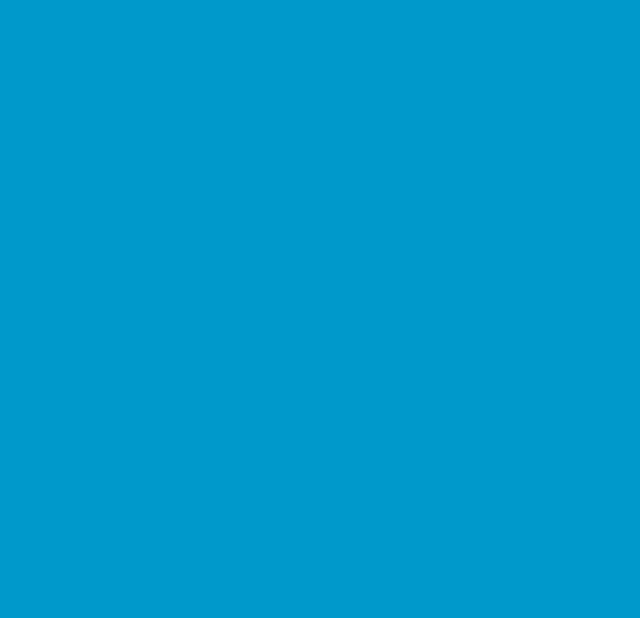
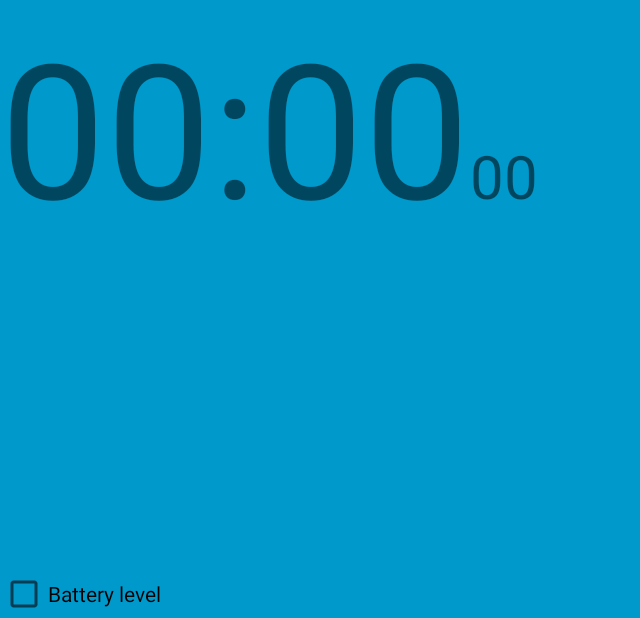
Before and after one commit to rodrigofmp/android-tutorial-relogio, an Android app: the screen it shows after launch (MainActivity), on a phone screen of 824 x 412 dp (held sideways). Before the commit the part shown is empty. Shown: the whole screen, without its empty margins (0-640 px from the left). Run offline under Robolectric (Android 15) with nearby library versions, the phone set to English and light mode, and no system bars.

Commit message:
View Holder

```diff
--- a/app/src/main/java/com/devmasterteam/relogiodecabeceira/MainActivity.java
+++ b/app/src/main/java/com/devmasterteam/relogiodecabeceira/MainActivity.java
@@ -2,13 +2,27 @@ package com.devmasterteam.relogiodecabeceira;
 
 import android.support.v7.app.AppCompatActivity;
 import android.os.Bundle;
+import android.widget.CheckBox;
+import android.widget.TextView;
 
 public class MainActivity extends AppCompatActivity {
+
+    private ViewHolder mViewHolder = new ViewHolder();
 
     @Override
     protected void onCreate(Bundle savedInstanceState) {
         super.onCreate(savedInstanceState);
 
         setContentView(R.layout.activity_main);
+
+        this.mViewHolder.mTextHourMinute = this.findViewById(R.id.text_hour_minute);
+        this.mViewHolder.mTextSeconds = this.findViewById(R.id.text_seconds);
+        this.mViewHolder.mCheckBattery = this.findViewById(R.id.check_battery);
+    }
+
+    private static class ViewHolder {
+        TextView mTextHourMinute;
+        TextView mTextSeconds;
+        CheckBox mCheckBattery;
     }
 }
--- a/app/src/main/res/layout/activity_main.xml
+++ b/app/src/main/res/layout/activity_main.xml
@@ -5,6 +5,37 @@
     android:background="#0099cc"
     tools:context="com.devmasterteam.relogiodecabeceira.MainActivity">
 
+    <LinearLayout
+        android:layout_width="match_parent"
+        android:layout_height="wrap_content">
 
+        <TextView
+            android:id="@+id/text_hour_minute"
+            android:layout_width="wrap_content"
+            android:layout_height="wrap_content"
+            android:text="00:00"
+            android:textSize="125sp" />
+
+        <TextView
+            android:id="@+id/text_seconds"
+            android:layout_width="wrap_content"
+            android:layout_height="wrap_content"
+            android:text="00"
+            android:textSize="40sp" />
+
+    </LinearLayout>
+
+    <LinearLayout
+        android:layout_width="match_parent"
+        android:layout_height="wrap_content"
+        android:layout_alignParentBottom="true"
+        >
+
+        <CheckBox
+            android:id="@+id/check_battery"
+            android:layout_width="match_parent"
+            android:layout_height="wrap_content"
+            android:text="@string/battery_level"/>
+    </LinearLayout>
 
 </RelativeLayout>
--- a/app/src/main/res/values/strings.xml
+++ b/app/src/main/res/values/strings.xml
@@ -1,3 +1,4 @@
 <resources>
     <string name="app_name">Alarm Clock</string>
+    <string name="battery_level">Battery level</string>
 </resources>
```
Also changed, not shown: 2 other files.
